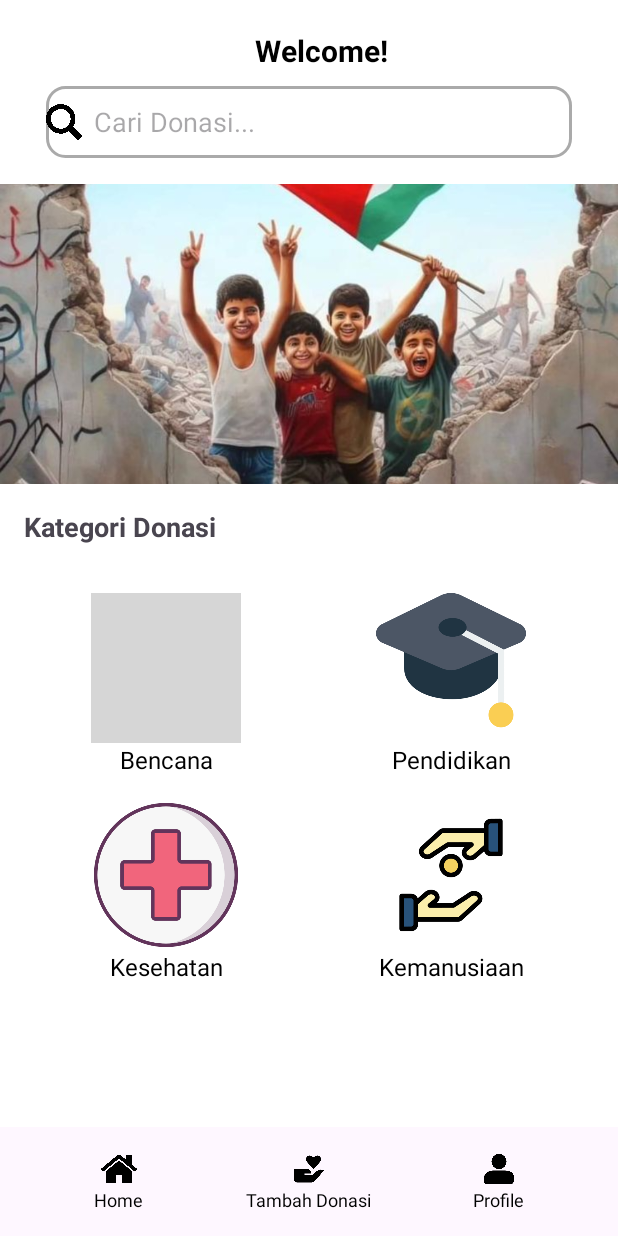
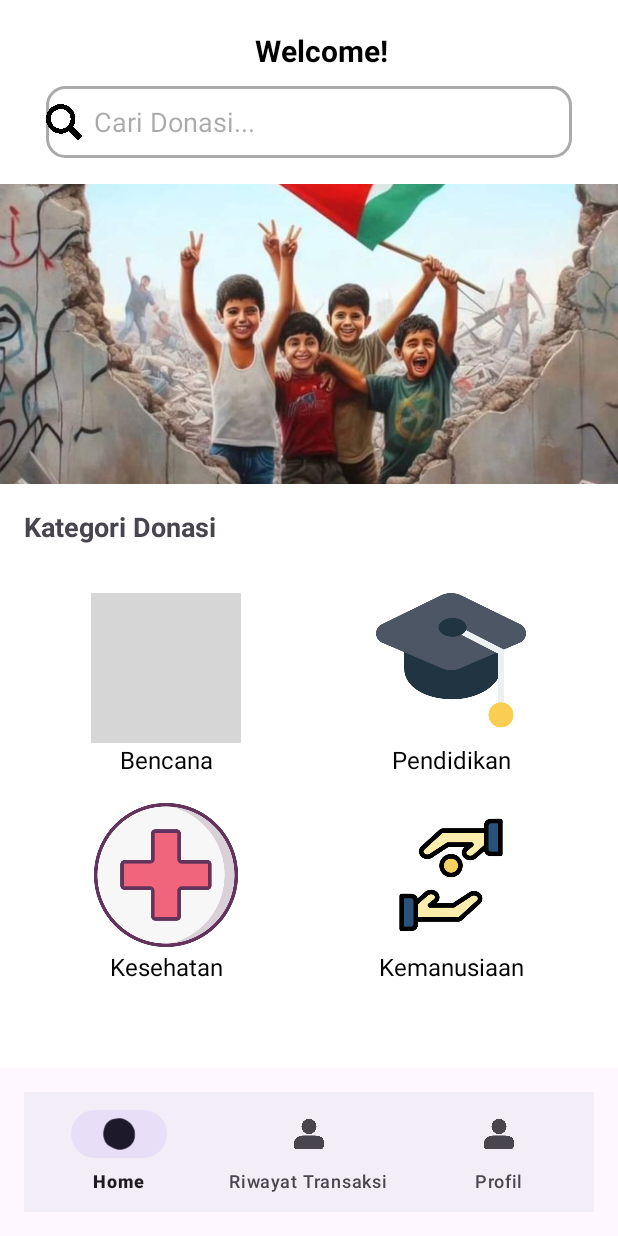
Before and after one commit to shahdatmaulani/PolinelaPeduli, an Android app: the HomeActivity screen opened directly, with no data from a screen before it, on a phone screen of 412 x 824 dp. Run offline under Robolectric (Android 15) with nearby library versions, the phone set to English and light mode, and no system bars; our stand-ins replace Firebase (no records; nobody signed in at launch, a user with empty details on screens opened directly); grey boxes are pictures that could not be loaded.

```diff
--- a/app/build.gradle.kts
+++ b/app/build.gradle.kts
@@ -9,6 +9,10 @@ plugins {
 android {
     namespace = "com.example.polinelapeduli"
     compileSdk = 34
+
+    lint {
+        baseline = file("lint-baseline.xml")
+    }
 
     defaultConfig {
         applicationId = "com.example.polinelapeduli"
@@ -61,6 +65,8 @@ dependencies {
     implementation(libs.firebase.firestore)
     annotationProcessor("com.github.bumptech.glide:compiler:4.15.0")
     implementation("com.google.firebase:firebase-firestore:25.1.1")
+    implementation("com.android.volley:volley:1.2.1")
+
 
     // payment gateway
     implementation("com.midtrans:uikit:2.0.0-SANDBOX")
--- a/app/src/main/java/com/example/polinelapeduli/DonasiAdapter.java
+++ b/app/src/main/java/com/example/polinelapeduli/DonasiAdapter.java
@@ -83,6 +83,10 @@ public class DonasiAdapter extends ArrayAdapter<Donasi> {
             }
 
             int jumlahDonasi = Integer.parseInt(jumlahDonasiStr);
+            if (jumlahDonasi < 1000) {
+                Toast.makeText(context, "Jumlah donasi minimal Rp 1.000", Toast.LENGTH_SHORT).show();
+                return;
+            }
 
             // Simpan jumlah donasi ke database
             DatabaseHelper dbHelper = new DatabaseHelper(context);
--- a/app/src/main/java/com/example/polinelapeduli/HomeActivity.java
+++ b/app/src/main/java/com/example/polinelapeduli/HomeActivity.java
@@ -2,12 +2,15 @@ package com.example.polinelapeduli;
 
 import android.content.Intent;
 import android.content.SharedPreferences;
+import android.database.Cursor;
 import android.os.Bundle;
+import android.text.Editable;
+import android.text.TextWatcher;
 import android.view.View;
 import android.widget.EditText;
-import android.widget.ImageView;
 import android.widget.LinearLayout;
 import android.widget.TextView;
+import android.widget.Toast;
 
 import androidx.appcompat.app.AppCompatActivity;
 
@@ -20,7 +23,8 @@ public class HomeActivity extends AppCompatActivity {
     private EditText searchField;
     private LinearLayout kategoriBencana, kategoriPendidikan, kategoriKesehatan, kategoriKemanusiaan;
     private BottomNavigationView bottomNavigationView;
-
+    private DatabaseHelper databaseHelper;
+    private String role;
 
     @Override
     protected void onCreate(Bundle savedInstanceState) {
@@ -37,9 +41,12 @@ public class HomeActivity extends AppCompatActivity {
         kategoriKesehatan = findViewById(R.id.kategoriKesehatan);
         kategoriKemanusiaan = findViewById(R.id.kategoriKemanusiaan);
 
+        // Inisialisasi DatabaseHelper
+        databaseHelper = new DatabaseHelper(this);
+
         // Dapatkan peran pengguna dari SharedPreferences
         SharedPreferences preferences = getSharedPreferences("UserPrefs", MODE_PRIVATE);
-        String role = preferences.getString("role", "user");
+        role = preferences.getString("role", "user");
 
         // Atur Bottom Navigation berdasarkan peran
         if (role.equals("admin")) {
@@ -49,49 +56,36 @@ public class HomeActivity extends AppCompatActivity {
         }
 
         // Mengambil dan menampilkan nama pengguna
-        UserUtils.getCurrentFullName(new UserUtils.OnFullNameReceivedListener() {
+        UserUtils.getCurrentFullName(fullName -> {
+            if (fullName != null) {
+                headerWelcome.setText("Welcome, " + fullName + "!");
+            } else {
+                headerWelcome.setText("Welcome!");
+            }
+        });
+
+        // Pencarian berdasarkan input di searchField
+        searchField.addTextChangedListener(new TextWatcher() {
             @Override
-            public void onFullNameReceived(String fullName) {
-                if (fullName != null) {
-                    headerWelcome.setText("Welcome, " + fullName + "!");
-                } else {
-                    headerWelcome.setText("Welcome!");
+            public void beforeTextChanged(CharSequence s, int start, int count, int after) {}
+
+            @Override
+            public void onTextChanged(CharSequence s, int start, int before, int count) {}
+
+            @Override
+            public void afterTextChanged(Editable s) {
+                String queryText = s.toString().trim();
+                if (!queryText.isEmpty()) {
+                    searchDonations(queryText);
                 }
             }
         });
 
         // Aksi saat kategori dipilih
-        kategoriBencana.setOnClickListener(new View.OnClickListener() {
-            @Override
-            public void onClick(View v) {
-                Intent intent = new Intent(HomeActivity.this, BencanaActivity.class);
-                startActivity(intent);
-            }
-        });
-
-        kategoriPendidikan.setOnClickListener(new View.OnClickListener() {
-            @Override
-            public void onClick(View v) {
-                Intent intent = new Intent(HomeActivity.this, PendidikanActivity.class);
-                startActivity(intent);
-            }
-        });
-
-        kategoriKesehatan.setOnClickListener(new View.OnClickListener() {
-            @Override
-            public void onClick(View v) {
-                Intent intent = new Intent(HomeActivity.this, KesehatanActivity.class);
-                startActivity(intent);
-            }
-        });
-
-        kategoriKemanusiaan.setOnClickListener(new View.OnClickListener() {
-            @Override
-            public void onClick(View v) {
-                Intent intent = new Intent(HomeActivity.this, KemanusiaanActivity.class);
-                startActivity(intent);
-            }
-        });
+        kategoriBencana.setOnClickListener(v -> openCategoryActivity(BencanaActivity.class));
+        kategoriPendidikan.setOnClickListener(v -> openCategoryActivity(PendidikanActivity.class));
+        kategoriKesehatan.setOnClickListener(v -> openCategoryActivity(KesehatanActivity.class));
+        kategoriKemanusiaan.setOnClickListener(v -> openCategoryActivity(KemanusiaanActivity.class));
 
         // Aksi saat tombol di bottom navigation dipilih
         bottomNavigationView.setOnNavigationItemSelectedListener(item -> {
@@ -120,4 +114,33 @@ public class HomeActivity extends AppCompatActivity {
             return false;
         });
     }
+
+    private void searchDonations(String queryText) {
+        // Gunakan Cursor untuk menjalankan query pencarian pada DatabaseHelper
+        Cursor cursor = databaseHelper.getReadableDatabase().rawQuery(
+                "SELECT * FROM " + DatabaseHelper.TABLE_DONASI + " WHERE " +
+                        DatabaseHelper.COLUMN_NAMA + " LIKE ? OR " +
+                        DatabaseHelper.COLUMN_KATEGORI + " LIKE ?",
+                new String[]{"%" + queryText + "%", "%" + queryText + "%"}
+        );
+
+        if (cursor.moveToFirst()) {
+            StringBuilder resultBuilder = new StringBuilder();
+            do {
+                String namaDonasi = cursor.getString(cursor.getColumnIndexOrThrow(DatabaseHelper.COLUMN_NAMA));
+                resultBuilder.append("Ditemukan: ").append(namaDonasi).append("\n");
+            } while (cursor.moveToNext());
+
+            Toast.makeText(this, resultBuilder.toString(), Toast.LENGTH_LONG).show();
+        } else {
+            Toast.makeText(this, "Tidak ada hasil ditemukan", Toast.LENGTH_SHORT).show();
+        }
+
+        cursor.close();
+    }
+
+    private void openCategoryActivity(Class<?> activityClass) {
+        Intent intent = new Intent(HomeActivity.this, activityClass);
+        startActivity(intent);
+    }
 }
--- a/app/src/main/res/layout/activity_home.xml
+++ b/app/src/main/res/layout/activity_home.xml
@@ -221,73 +221,11 @@
         app:layout_constraintEnd_toEndOf="parent">
 
         <!-- Home Button -->
-        <LinearLayout
-            android:id="@+id/homeButton"
-            android:layout_width="0dp"
+        <com.google.android.material.bottomnavigation.BottomNavigationView
+            android:id="@+id/bottomNavigationView"
+            android:layout_width="match_parent"
             android:layout_height="wrap_content"
-            android:layout_weight="1"
-            android:orientation="vertical"
-            android:gravity="center">
-
-            <ImageView
-                android:layout_width="24dp"
-                android:layout_height="24dp"
-                android:src="@drawable/pic16"
-                android:contentDescription="Home Icon" />
-
-            <TextView
-                android:layout_width="wrap_content"
-                android:layout_height="wrap_content"
-                android:text="Home"
-                android:textSize="12sp"
-                android:textColor="@color/black" />
-        </LinearLayout>
-
-        <!-- Donasi Button -->
-        <LinearLayout
-            android:id="@+id/donasiButton"
-            android:layout_width="0dp"
-            android:layout_height="wrap_content"
-            android:layout_weight="1"
-            android:orientation="vertical"
-            android:gravity="center">
-
-            <ImageView
-                android:layout_width="24dp"
-                android:layout_height="24dp"
-                android:src="@drawable/pic17"
-                android:contentDescription="Campaigns Icon" />
-
-            <TextView
-                android:layout_width="wrap_content"
-                android:layout_height="wrap_content"
-                android:text="Tambah Donasi"
-                android:textSize="12sp"
-                android:textColor="@color/black" />
-        </LinearLayout>
-
-        <!-- Profile Button -->
-        <LinearLayout
-            android:id="@+id/profileButton"
-            android:layout_width="0dp"
-            android:layout_height="wrap_content"
-            android:layout_weight="1"
-            android:orientation="vertical"
-            android:gravity="center">
-
-            <ImageView
-                android:layout_width="24dp"
-                android:layout_height="24dp"
-                android:src="@drawable/pic18"
-                android:contentDescription="Profile Icon" />
-
-            <TextView
-                android:layout_width="wrap_content"
-                android:layout_height="wrap_content"
-                android:text="Profile"
-                android:textSize="12sp"
-                android:textColor="@color/black" />
-        </LinearLayout>
+            android:layout_gravity="bottom" />
 
     </LinearLayout>
 
--- a/app/src/main/res/layout/activity_profile.xml
+++ b/app/src/main/res/layout/activity_profile.xml
@@ -30,7 +30,7 @@
         android:layout_height="120dp"
         android:layout_marginTop="16dp"
         android:contentDescription="Profile Picture"
-        android:src="@drawable/pic15"
+        android:src="@drawable/pic21"
         android:layout_gravity="center"
         android:scaleType="centerCrop"
         app:layout_constraintTop_toBottomOf="@id/textViewTitle"
--- a/app/src/main/res/menu/bottom_nav_admin.xml
+++ b/app/src/main/res/menu/bottom_nav_admin.xml
@@ -1,4 +1,14 @@
-<?xml version="1.0" encoding="utf-8"?>
 <menu xmlns:android="http://schemas.android.com/apk/res/android">
-
+    <item
+        android:id="@+id/home"
+        android:title="Home"
+        android:icon="@drawable/pic18" />
+    <item
+        android:id="@+id/tambah_donasi"
+        android:title="Tambah Donasi"
+        android:icon="@drawable/pic16" />
+    <item
+        android:id="@+id/laporan_donasi"
+        android:title="Laporan Donasi"
+        android:icon="@drawable/pic20" />
 </menu>
--- a/app/src/main/res/menu/bottom_nav_user.xml
+++ b/app/src/main/res/menu/bottom_nav_user.xml
@@ -1,4 +1,14 @@
-<?xml version="1.0" encoding="utf-8"?>
 <menu xmlns:android="http://schemas.android.com/apk/res/android">
-
+    <item
+        android:id="@+id/home"
+        android:title="Home"
+        android:icon="@drawable/pic20" />
+    <item
+        android:id="@+id/riwayat_transaksi"
+        android:title="Riwayat Transaksi"
+        android:icon="@drawable/pic18" />
+    <item
+        android:id="@+id/profile"
+        android:title="Profil"
+        android:icon="@drawable/pic18" />
 </menu>
--- a/app/src/main/res/values/strings.xml
+++ b/app/src/main/res/values/strings.xml
@@ -1,5 +1,6 @@
 <resources>
     <string name="app_name">PolinelaPeduli</string>
+    <string name="default_web_client_id">286562216166-00vcgu3akr6l648vmsv9voang9neuua3.apps.googleusercontent.com</string>
     <string-array name="metode_pembayaran">
         <item>Pilih Metode Pembayaran</item>
         <item>GoPay</item>
--- a/build.gradle.kts
+++ b/build.gradle.kts
@@ -6,7 +6,7 @@ buildscript {
     }
     dependencies {
         // Menambahkan plugin Google Services
-        classpath ("com.android.tools.build:gradle:7.4.2")
+        classpath ("com.android.tools.build:gradle:8.7.3")
         classpath ("com.google.gms:google-services:4.4.2")
     }
 }
--- a/gradle.properties
+++ b/gradle.properties
@@ -19,3 +19,5 @@ android.useAndroidX=true
 # resources declared in the library itself and none from the library's dependencies,
 # thereby reducing the size of the R class for that library
 android.nonTransitiveRClass=true
+android.defaults.buildfeatures.buildconfig=true
+android.nonFinalResIds=false
```
Also changed, not shown: app/src/main/AndroidManifest.xml (+8 -0 lines), app/src/main/java/com/example/polinelapeduli/DatabaseHelper.java (+66 -30 lines), app/src/main/java/com/example/polinelapeduli/SignInActivity.java (+10 -15 lines), app/src/main/res/layout/activity_laporan_donasi.xml (+21 -4 lines), app/src/main/res/layout/activity_riwayat_transaksi.xml (+21 -4 lines), app/src/main/res/layout/item_donasi.xml (+15 -0 lines), app/src/main/res/layout/item_riwayat_donasi.xml (added, +36 -0 lines), app/src/main/res/drawable/pic21.jpg (added), gradle/wrapper/gradle-wrapper.properties, 2 other files.
